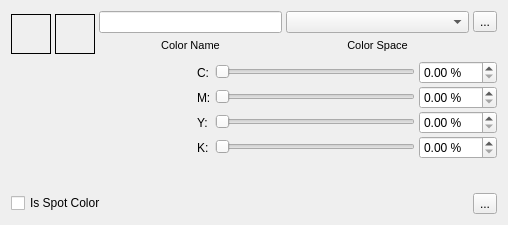
Qt form scribus/ui/colorpickercolormixer.ui (nitramr/scribus) before a commit.
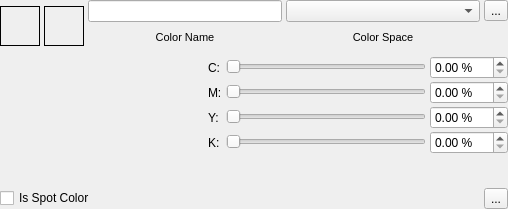
The same form after that commit. Custom widgets are drawn as their Qt base class.

Diff of the .ui file:
```diff
--- a/scribus/ui/colorpickercolormixer.ui
+++ b/scribus/ui/colorpickercolormixer.ui
@@ -7,13 +7,25 @@
     <x>0</x>
     <y>0</y>
     <width>508</width>
-    <height>225</height>
+    <height>209</height>
    </rect>
   </property>
   <property name="windowTitle">
    <string>Form</string>
   </property>
   <layout class="QGridLayout" name="gridLayout">
+   <property name="leftMargin">
+    <number>0</number>
+   </property>
+   <property name="topMargin">
+    <number>0</number>
+   </property>
+   <property name="rightMargin">
+    <number>0</number>
+   </property>
+   <property name="bottomMargin">
+    <number>0</number>
+   </property>
    <property name="spacing">
     <number>4</number>
    </property>
@@ -479,6 +491,9 @@
        <property name="text">
         <string>...</string>
        </property>
+       <property name="checkable">
+        <bool>false</bool>
+       </property>
       </widget>
      </item>
     </layout>
@@ -491,6 +506,11 @@
    <extends>QDoubleSpinBox</extends>
    <header>ui/scrspinbox.h</header>
   </customwidget>
+  <customwidget>
+   <class>ScComboBox</class>
+   <extends>QComboBox</extends>
+   <header>ui/sccombobox.h</header>
+  </customwidget>
   <customwidget>
    <class>ColorChart</class>
    <extends>QWidget</extends>
@@ -502,11 +522,6 @@
    <extends>QSlider</extends>
    <header>ui/sccolorslider.h</header>
   </customwidget>
-  <customwidget>
-   <class>ScComboBox</class>
-   <extends>QComboBox</extends>
-   <header>ui/sccombobox.h</header>
-  </customwidget>
  </customwidgets>
  <resources/>
  <connections/>
```
